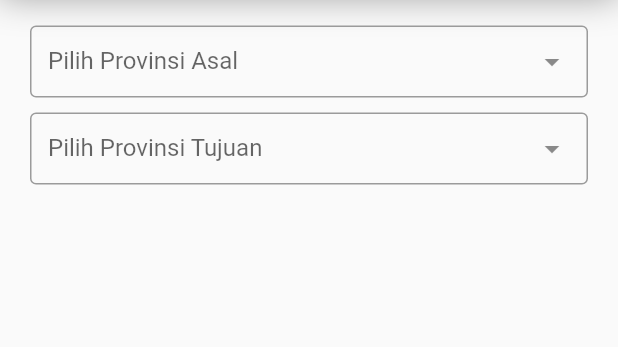
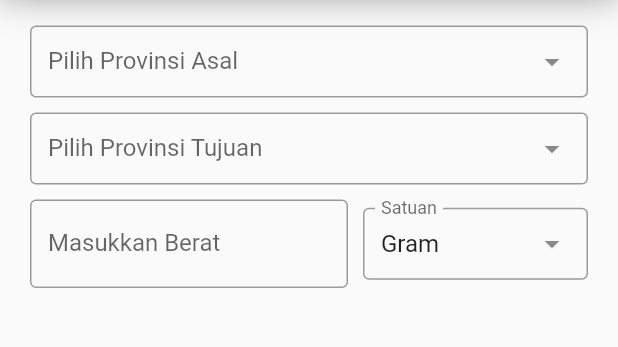
Before and after one commit to dhank77/hitung-ongkir, a Flutter app: the screen it shows after launch, on a phone screen of 412 x 824 dp, the part 99-446 px from its top. Run offline on Flutter 3.47's test engine with Material 2 defaults, Android fonts, the phone set to English and light mode, and no system bars; drawn by our look-alikes of dropdown_search; our stand-ins replace get.

Commit message:
konversi berat
konversi berat

```diff
--- a/lib/app/modules/home/controllers/home_controller.dart
+++ b/lib/app/modules/home/controllers/home_controller.dart
@@ -1,3 +1,4 @@
+import 'package:flutter/material.dart';
 import 'package:get/get.dart';
 
 class HomeController extends GetxController {
@@ -5,4 +6,54 @@ class HomeController extends GetxController {
   final provIdAsal = 0.obs;
   final hideKotaTujuan = false.obs;
   final provIdTujuan = 0.obs;
+
+  double berat = 0.0;
+  String satuan = "gram";
+  late TextEditingController beratInput;
+
+  void ubahBerat(String value) {
+    berat = double.tryParse(value) ?? 0.0;
+    String cekSatuan = satuan;
+    convertBerat(cekSatuan);
+  }
+
+  void ubahSatuan(String value) {
+    berat = double.tryParse(beratInput.text) ?? 0.0;
+    convertBerat(value);
+    satuan = value;
+  }
+
+  void convertBerat(String convert) {
+    switch (convert) {
+      case "Kwintal":
+        berat = berat * 100000;
+        break;
+      case "Kg":
+        berat = berat * 1000;
+        break;
+      case "Ons":
+        berat = berat * 100;
+        break;
+      case "Gram":
+        berat = berat;
+        break;
+      case "Mg":
+        berat = berat / 1000;
+        break;
+      default:
+        berat = berat;
+    }
+  }
+
+  @override
+  void onInit() {
+    beratInput = TextEditingController();
+    super.onInit();
+  }
+
+  @override
+  void dispose() {
+    beratInput.dispose();
+    super.dispose();
+  }
 }
--- a/lib/app/modules/home/views/home_view.dart
+++ b/lib/app/modules/home/views/home_view.dart
@@ -1,3 +1,4 @@
+import 'package:dropdown_search/dropdown_search.dart';
 import 'package:flutter/material.dart';
 
 import 'package:get/get.dart';
@@ -64,7 +65,35 @@ class HomeView extends GetView<HomeController> {
                       provId: controller.provIdTujuan.value,
                       tipe: 'tujuan',
                     ))
-                : SizedBox())
+                : SizedBox()),
+            Row(
+              children: [
+                Expanded(
+                    child: TextField(
+                  autocorrect: false,
+                  controller: controller.beratInput,
+                  keyboardType: TextInputType.numberWithOptions(decimal: true),
+                  decoration: InputDecoration(
+                    border: OutlineInputBorder(),
+                    labelText: "Masukkan Berat",
+                  ),
+                  onChanged: (value) => controller.ubahBerat(value),
+                )),
+                SizedBox(
+                  width: 10,
+                ),
+                Container(
+                  width: 150,
+                  child: DropdownSearch<String>(
+                    mode: Mode.BOTTOM_SHEET,
+                    items: ["Kwintal", "Kg", "Ons", "Gram", "Mg"],
+                    label: "Satuan",
+                    selectedItem: "Gram",
+                    onChanged: (value) => controller.ubahSatuan(value!),
+                  ),
+                )
+              ],
+            )
           ],
         ));
   }
```
